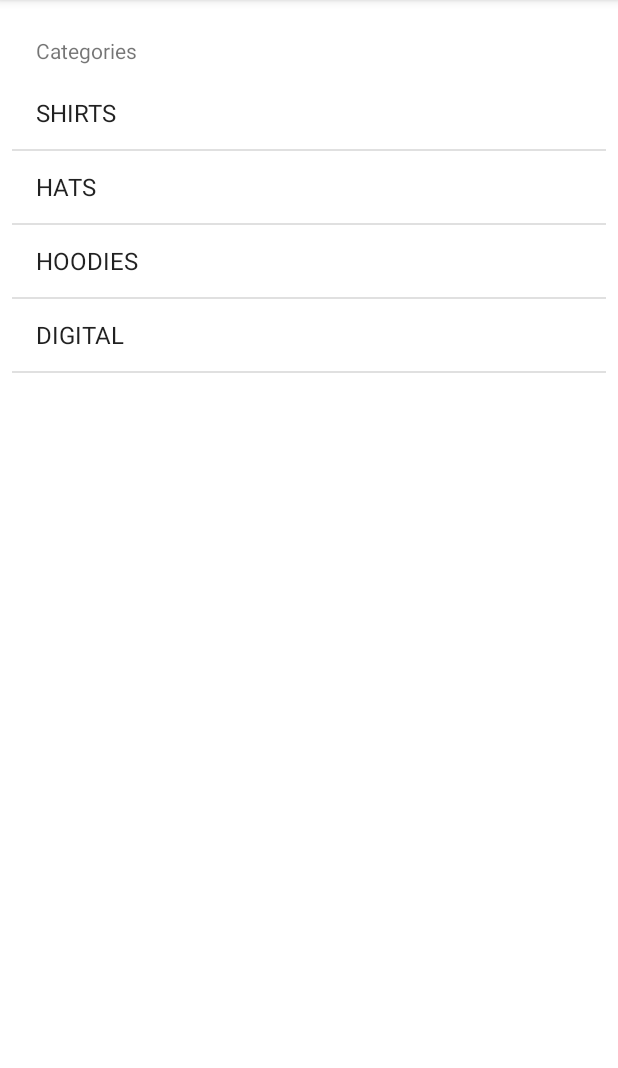
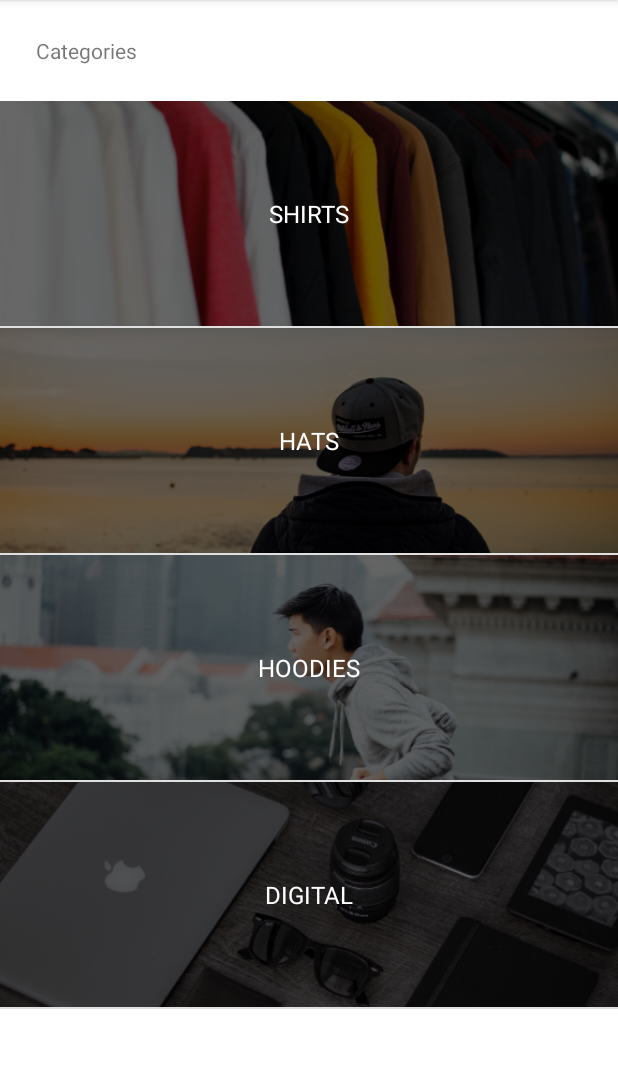
Before and after one commit to Usamazafar97/CoderSwag, an Android app: the screen it shows after launch (MainActivity), on a phone screen of 412 x 824 dp, the part 84-1152 px from its top. Run offline under Robolectric (Android 15) with nearby library versions, the phone set to English and light mode, and no system bars.

Commit message:
custom list view - completed default list view introduced

```diff
--- /dev/null
+++ b/app/src/main/java/com/example/coderswag/adapters/CategoryAdapter.kt
@@ -0,0 +1,66 @@
+package com.example.coderswag.adapters
+
+import android.content.Context
+import android.view.LayoutInflater
+import android.view.View
+import android.view.ViewGroup
+import android.widget.BaseAdapter
+import android.widget.ImageView
+import android.widget.TextView
+import com.example.coderswag.R
+import com.example.coderswag.model.Category
+import kotlinx.android.synthetic.main.category_list_item.view.*
+
+class CategoryAdapter(context: Context, categoryList: List<Category>) : BaseAdapter() {
+
+    val context = context
+    val categoryList = categoryList
+
+    override fun getCount(): Int {
+
+        // get the list size
+        return categoryList.count()
+    }
+
+    override fun getItem(position: Int): Any {
+
+        // get the item at the current position
+        return categoryList[position]
+    }
+
+    override fun getItemId(position: Int): Long {
+
+        // set the id to current item, but we set 0 (do not want to set)
+        return 0
+    }
+
+    override fun getView(position: Int, convertView: View?, parent: ViewGroup?): View {
+
+        // declaring our custom view
+        val categoryView: View
+
+        // inflate the whole view with our own resource file
+        categoryView = LayoutInflater.from(context).inflate(R.layout.category_list_item,null)
+
+        // getting the image and text view in the resource file
+        val categoryImage: ImageView = categoryView.findViewById(R.id.categoryImage)
+        val categoryName: TextView = categoryView.findViewById(R.id.categoryName)
+
+        // getting the current category item
+        val category = categoryList[position]
+
+        // converting the image name to resource id for setting the image
+        val resourceId = context.resources.getIdentifier(category.image,"drawable", context.packageName)
+
+        println(resourceId)
+
+        // setting the image resource id
+        categoryImage.setImageResource(resourceId)
+
+        // setting the text
+        categoryName.text = category.title
+
+        // returning the view created
+        return categoryView
+    }
+}
--- a/app/src/main/java/com/example/coderswag/controller/MainActivity.kt
+++ b/app/src/main/java/com/example/coderswag/controller/MainActivity.kt
@@ -4,23 +4,23 @@ import androidx.appcompat.app.AppCompatActivity
 import android.os.Bundle
 import android.widget.ArrayAdapter
 import com.example.coderswag.R
+import com.example.coderswag.adapters.CategoryAdapter
 import com.example.coderswag.model.Category
 import com.example.coderswag.services.DataService
 import kotlinx.android.synthetic.main.activity_main.*
 
 class MainActivity : AppCompatActivity() {
 
-    lateinit var adapter: ArrayAdapter<Category>
+    lateinit var adapter: CategoryAdapter
 
     override fun onCreate(savedInstanceState: Bundle?) {
         super.onCreate(savedInstanceState)
         setContentView(R.layout.activity_main)
 
-        adapter = ArrayAdapter(this,
-        android.R.layout.simple_list_item_1,
-        DataService.categories)
+        // making our custom adapter
+        adapter = CategoryAdapter(this, DataService.categories)
 
-
+        // setting the adapter
         catagoryListView.adapter = adapter
 
 
--- a/app/src/main/java/com/example/coderswag/model/Category.kt
+++ b/app/src/main/java/com/example/coderswag/model/Category.kt
@@ -1,6 +1,6 @@
 package com.example.coderswag.model
 
-class Category(private val title: String, val image: String){
+class Category(val title: String, val image: String){
     override fun toString(): String {
         return title
     }
--- a/app/src/main/java/com/example/coderswag/services/DataService.kt
+++ b/app/src/main/java/com/example/coderswag/services/DataService.kt
@@ -13,10 +13,10 @@ object DataService {
     )
 
     val hats = listOf<Product>(
-        Product("Devslopes Graphic Beenie","$18","hat01"),
-        Product("Devslopes Hat Black","$20","hat02"),
-        Product("Devslopes Hat White","$18","hat03"),
-        Product("Devslopes Hat Snapback","$22","hat04")
+        Product("Devslopes Graphic Beenie","$18","hat1"),
+        Product("Devslopes Hat Black","$20","hat2"),
+        Product("Devslopes Hat White","$18","hat3"),
+        Product("Devslopes Hat Snapback","$22","hat4")
     )
 
     val hoodies = listOf<Product>(
--- a/app/src/main/res/layout/activity_main.xml
+++ b/app/src/main/res/layout/activity_main.xml
@@ -20,7 +20,7 @@
         android:id="@+id/catagoryListView"
         android:layout_width="0dp"
         android:layout_height="0dp"
-        android:layout_margin="8dp"
+        android:layout_marginTop="24dp"
         app:layout_constraintBottom_toBottomOf="parent"
         app:layout_constraintEnd_toEndOf="parent"
         app:layout_constraintStart_toStartOf="parent"
--- a/app/src/main/res/layout/category_list_item.xml
+++ b/app/src/main/res/layout/category_list_item.xml
@@ -14,7 +14,7 @@
         app:layout_constraintEnd_toEndOf="parent"
         app:layout_constraintStart_toStartOf="parent"
         app:layout_constraintTop_toTopOf="parent"
-        tools:srcCompat="@drawable/hatimage" />
+        app:srcCompat="@drawable/hatimage" />
 
     <TextView
         android:id="@+id/categoryName"
```
